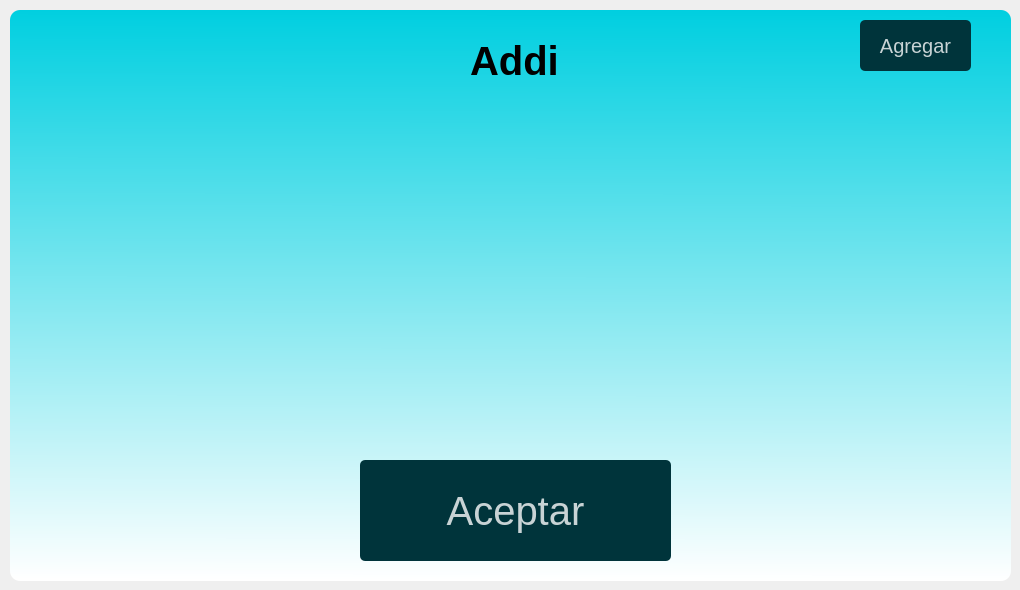
First picture: the form in ui/ihr.ui, repository daburneo1/addi, before the edit.
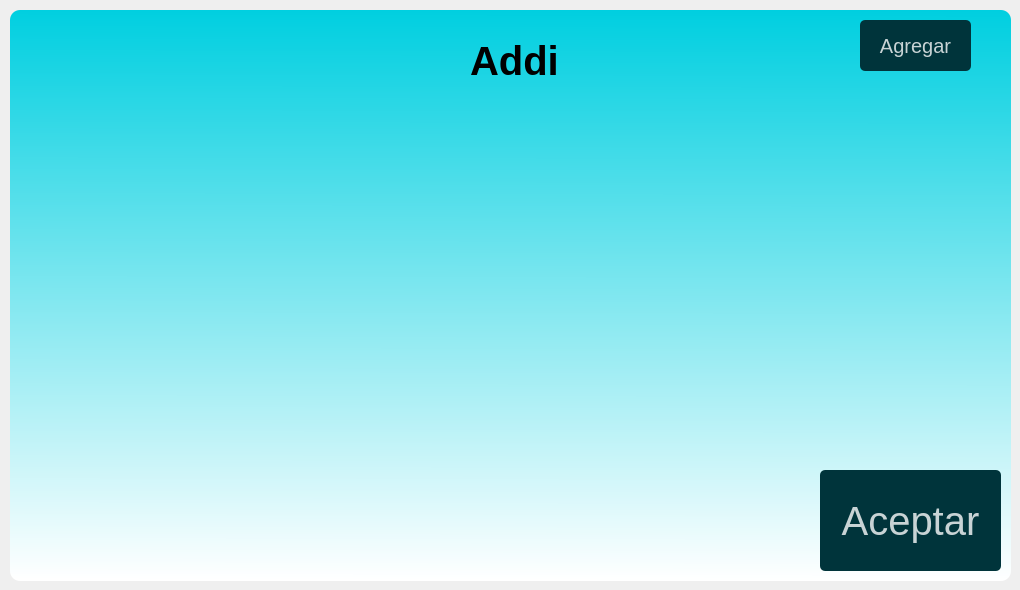
Second picture: the form after the edit.

```diff
--- a/ui/ihr.ui
+++ b/ui/ihr.ui
@@ -89,9 +89,9 @@
    <widget class="QPushButton" name="pushButtonConfirmar">
     <property name="geometry">
      <rect>
-      <x>360</x>
-      <y>450</y>
-      <width>311</width>
+      <x>820</x>
+      <y>460</y>
+      <width>181</width>
       <height>101</height>
      </rect>
     </property>
```
